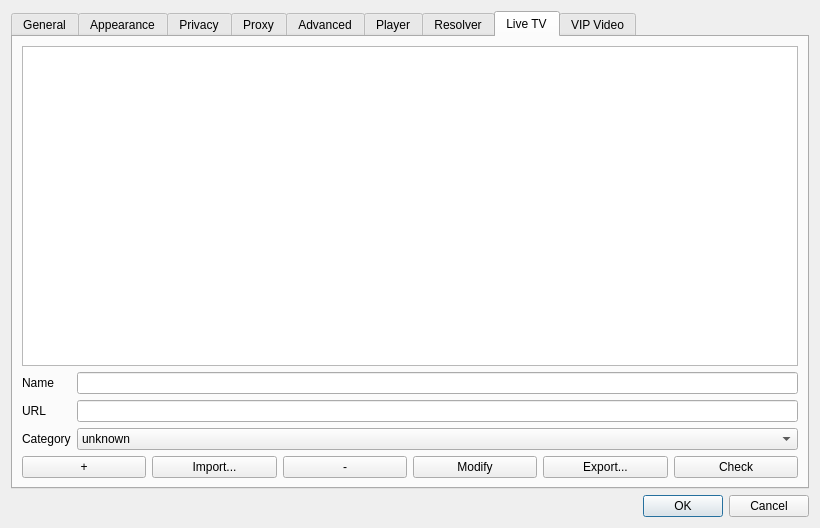
The window that src/client/settings.ui (missdeer/imchenwen) describes before a commit, drawn with Qt 5.
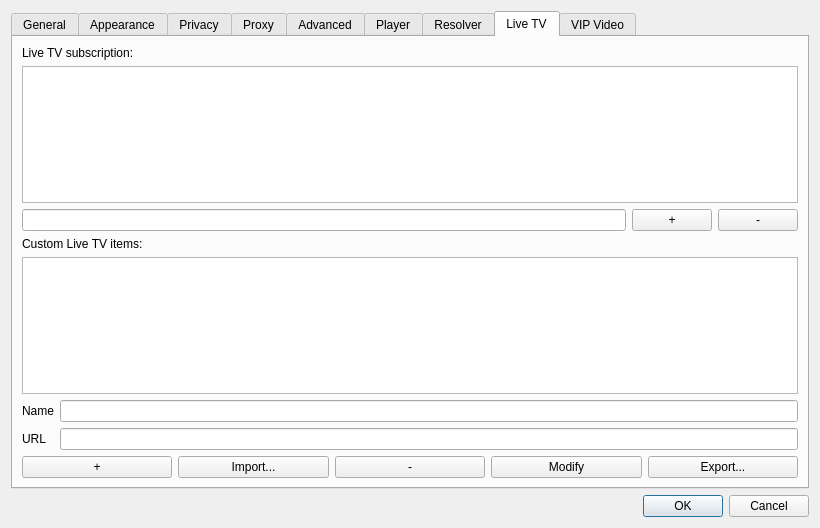
The same window after the commit. The open tabs and pages were chosen to show the change.

Commit message: (*)add subscription for live TV & VIP video resolver

What changed in the file:
```diff
--- a/src/client/settings.ui
+++ b/src/client/settings.ui
@@ -870,6 +870,50 @@
        <property name="bottomMargin">
         <number>9</number>
        </property>
+       <item>
+        <widget class="QLabel" name="label_32">
+         <property name="text">
+          <string>Live TV subscription:</string>
+         </property>
+        </widget>
+       </item>
+       <item>
+        <widget class="QTableWidget" name="tblLiveTVSubscription"/>
+       </item>
+       <item>
+        <layout class="QHBoxLayout" name="horizontalLayout_10">
+         <item>
+          <widget class="QLineEdit" name="edtLiveTVSubscription"/>
+         </item>
+         <item>
+          <widget class="QPushButton" name="btnAddLiveTVSubscription">
+           <property name="toolTip">
+            <string>Add live TV subscription</string>
+           </property>
+           <property name="text">
+            <string>+</string>
+           </property>
+          </widget>
+         </item>
+         <item>
+          <widget class="QPushButton" name="btnRemoveLiveTVSubscription">
+           <property name="toolTip">
+            <string>Remove selected live TV subscription</string>
+           </property>
+           <property name="text">
+            <string>-</string>
+           </property>
+          </widget>
+         </item>
+        </layout>
+       </item>
+       <item>
+        <widget class="QLabel" name="label_33">
+         <property name="text">
+          <string>Custom Live TV items:</string>
+         </property>
+        </widget>
+       </item>
        <item>
         <widget class="QTableWidget" name="tblLiveTV">
          <property name="selectionMode">
@@ -902,25 +946,6 @@
          <item row="1" column="1">
           <widget class="QLineEdit" name="edtLiveTVURL"/>
          </item>
-         <item row="2" column="0">
-          <widget class="QLabel" name="label_29">
-           <property name="text">
-            <string>Category</string>
-           </property>
-          </widget>
-         </item>
-         <item row="2" column="1">
-          <widget class="QComboBox" name="cbLiveTVCategory">
-           <property name="currentText">
-            <string>unknown</string>
-           </property>
-           <item>
-            <property name="text">
-             <string>unknown</string>
-            </property>
-           </item>
-          </widget>
-         </item>
         </layout>
        </item>
        <item>
@@ -966,16 +991,6 @@
            </property>
           </widget>
          </item>
-         <item>
-          <widget class="QPushButton" name="btnCheckLiveTVItems">
-           <property name="toolTip">
-            <string>Check Live TV item availability</string>
-           </property>
-           <property name="text">
-            <string>Check</string>
-           </property>
-          </widget>
-         </item>
         </layout>
        </item>
       </layout>
@@ -997,6 +1012,44 @@
        <property name="bottomMargin">
         <number>9</number>
        </property>
+       <item>
+        <widget class="QLabel" name="label_29">
+         <property name="text">
+          <string>VIP video resolver subscription:</string>
+         </property>
+        </widget>
+       </item>
+       <item>
+        <widget class="QTableWidget" name="tblVIPVideoSubscription"/>
+       </item>
+       <item>
+        <layout class="QHBoxLayout" name="horizontalLayout_11">
+         <item>
+          <widget class="QLineEdit" name="edtVIPVideoSubscription"/>
+         </item>
+         <item>
+          <widget class="QPushButton" name="btnAddVIPVideoSubscription">
+           <property name="text">
+            <string>+</string>
+           </property>
+          </widget>
+         </item>
+         <item>
+          <widget class="QPushButton" name="btnRemoveVIPVideoSubscription">
+           <property name="text">
+            <string>-</string>
+           </property>
+          </widget>
+         </item>
+        </layout>
+       </item>
+       <item>
+        <widget class="QLabel" name="label_34">
+         <property name="text">
+          <string>Custom VIP video resolvers:</string>
+         </property>
+        </widget>
+       </item>
        <item>
         <widget class="QTableWidget" name="tblVIPVideo">
          <property name="selectionMode">
```
Left out of the diff: 33 changed lines with no effect on the pictures. The commit also changes 6 other files.
